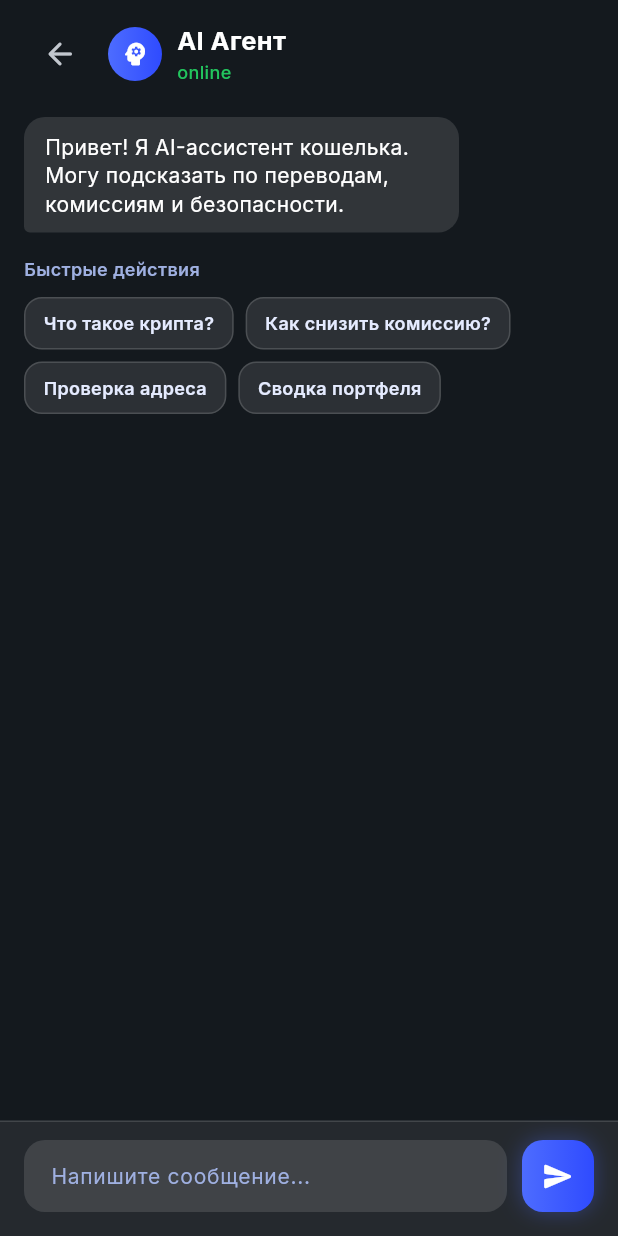
After one commit to DaniilTR/atx_wallet, a Flutter app: the AiAgentChatPage screen opened directly, on a phone screen of 412 x 824 dp. The commit adds this screen. Run offline on Flutter 3.47's test engine with Material 3 defaults, Android fonts, the phone set to English and light mode, and no system bars; our stand-ins replace flutter_secure_storage, google_fonts, hex, qr_flutter, shared_preferences; missing offline and left inert: bip32, bip39, cryptography, dartsv, mobile_scanner, web3dart; accounts and stored records are empty.

Commit message:
примерный ии-чат

```diff
--- /dev/null
+++ b/lib/features/home/activity/ai_agent_chat_page.dart
@@ -0,0 +1,485 @@
+import 'package:flutter/material.dart';
+import 'package:google_fonts/google_fonts.dart';
+
+import 'package:atx_wallet/services/ai_assistant_service.dart';
+
+class AiAgentChatPage extends StatefulWidget {
+  const AiAgentChatPage({super.key});
+
+  @override
+  State<AiAgentChatPage> createState() => _AiAgentChatPageState();
+}
+
+class _AiAgentChatPageState extends State<AiAgentChatPage> {
+  final TextEditingController _controller = TextEditingController();
+  final ScrollController _scrollController = ScrollController();
+  late final AiAssistantService _service;
+
+  bool _isSending = false;
+  final List<_ChatMessage> _messages = <_ChatMessage>[
+    const _ChatMessage(
+      isIncoming: true,
+      text:
+          'Привет! Я AI-ассистент кошелька. Могу подсказать по переводам, комиссиям и безопасности.',
+    ),
+  ];
+
+  @override
+  void initState() {
+    super.initState();
+    _service = AiAssistantService();
+  }
+
+  @override
+  void dispose() {
+    _controller.dispose();
+    _scrollController.dispose();
+    _service.dispose();
+    super.dispose();
+  }
+
+  Future<void> _sendMessage([String? presetText]) async {
+    if (_isSending) return;
+
+    final text = (presetText ?? _controller.text).trim();
+    if (text.isEmpty) return;
+
+    setState(() {
+      _messages.add(_ChatMessage(isIncoming: false, text: text));
+      _isSending = true;
+    });
+    _controller.clear();
+    _scrollToBottom();
+
+    try {
+      final reply = await _service.sendMessage(text);
+      if (!mounted) return;
+      setState(() {
+        _messages.add(_ChatMessage(isIncoming: true, text: reply));
+      });
+    } catch (e) {
+      if (!mounted) return;
+      setState(() {
+        _messages.add(
+          _ChatMessage(
+            isIncoming: true,
+            text: 'Не удалось получить ответ: $e',
+            isError: true,
+          ),
+        );
+      });
+    } finally {
+      if (!mounted) return;
+      setState(() {
+        _isSending = false;
+      });
+      _scrollToBottom();
+    }
+  }
+
+  void _scrollToBottom() {
+    WidgetsBinding.instance.addPostFrameCallback((_) {
+      if (!_scrollController.hasClients) return;
+      _scrollController.animateTo(
+        _scrollController.position.maxScrollExtent + 120,
+        duration: const Duration(milliseconds: 260),
+        curve: Curves.easeOut,
+      );
+    });
+  }
+
+  @override
+  Widget build(BuildContext context) {
+    final theme = Theme.of(context);
+    final isDark = theme.brightness == Brightness.dark;
+    final primaryTextColor = isDark ? Colors.white : const Color(0xFF0F172A);
+    final secondaryTextColor = isDark
+        ? const Color(0xFF9FB0E1)
+        : const Color(0xFF475569);
+
+    return Scaffold(
+      backgroundColor: theme.scaffoldBackgroundColor,
+      body: SafeArea(
+        child: Column(
+          children: [
+            Padding(
+              padding: const EdgeInsets.fromLTRB(16, 12, 16, 12),
+              child: Row(
+                children: [
+                  IconButton(
+                    tooltip: 'Назад',
+                    onPressed: () => Navigator.of(context).pop(),
+                    icon: const Icon(Icons.arrow_back_rounded),
+                  ),
+                  const SizedBox(width: 8),
+                  Container(
+                    width: 36,
+                    height: 36,
+                    decoration: BoxDecoration(
+                      shape: BoxShape.circle,
+                      gradient: const LinearGradient(
+                        colors: [Color(0xFF4D6CFF), Color(0xFF2F4BFF)],
+                      ),
+                    ),
+                    child: const Icon(
+                      Icons.psychology_rounded,
+                      color: Colors.white,
+                      size: 20,
+                    ),
+                  ),
+                  const SizedBox(width: 10),
+                  Expanded(
+                    child: Column(
+                      crossAxisAlignment: CrossAxisAlignment.start,
+                      children: [
+                        Text(
+                          'AI Агент',
+                          style: GoogleFonts.inter(
+                            color: primaryTextColor,
+                            fontSize: 17,
+                            fontWeight: FontWeight.w700,
+                          ),
+                        ),
+                        Text(
+                          'online',
+                          style: GoogleFonts.inter(
+                            color: const Color(0xFF22C55E),
+                            fontSize: 12,
+                            fontWeight: FontWeight.w500,
+                          ),
+                        ),
+                      ],
+                    ),
+                  ),
+                ],
+              ),
+            ),
+            Expanded(
+              child: ListView.builder(
+                controller: _scrollController,
+                padding: const EdgeInsets.fromLTRB(16, 6, 16, 10),
+                itemCount: _messages.length + 2,
+                itemBuilder: (context, index) {
+                  if (index < _messages.length) {
+                    final msg = _messages[index];
+                    return Padding(
+                      padding: const EdgeInsets.only(bottom: 10),
+                      child: _MessageBubble(
+                        isIncoming: msg.isIncoming,
+                        text: msg.text,
+                        isError: msg.isError,
+                      ),
+                    );
+                  }
+                  if (index == _messages.length) {
+                    return Column(
+                      crossAxisAlignment: CrossAxisAlignment.start,
+                      children: [
+                        const SizedBox(height: 6),
+                        Text(
+                          'Быстрые действия',
+                          style: GoogleFonts.inter(
+                            color: secondaryTextColor,
+                            fontSize: 12,
+                            fontWeight: FontWeight.w600,
+                          ),
+                        ),
+                        const SizedBox(height: 10),
+                        Wrap(
+                          spacing: 8,
+                          runSpacing: 8,
+                          children: [
+                            _QuickActionChip(
+                              text: 'Что такое крипта?',
+                              onTap: _isSending
+                                  ? null
+                                  : () => _sendMessage('Что такое крипта?'),
+                            ),
+                            _QuickActionChip(
+                              text: 'Как снизить комиссию?',
+                              onTap: _isSending
+                                  ? null
+                                  : () => _sendMessage(
+                                      'Как снизить комиссию при переводе?',
+                                    ),
+                            ),
+                            _QuickActionChip(
+                              text: 'Проверка адреса',
+                              onTap: _isSending
+                                  ? null
+                                  : () => _sendMessage(
+                                      'Как безопасно проверить адрес перед отправкой?',
+                                    ),
+                            ),
+                            _QuickActionChip(
+                              text: 'Сводка портфеля',
+                              onTap: _isSending
+                                  ? null
+                                  : () => _sendMessage(
+                                      'Как сделать базовую сводку крипто-портфеля?',
+                                    ),
+                            ),
+                          ],
+                        ),
+                        const SizedBox(height: 12),
+                      ],
+                    );
+                  }
+
+                  return _isSending
+                      ? const Padding(
+                          padding: EdgeInsets.only(top: 8, bottom: 4),
+                          child: _TypingIndicator(),
+                        )
+                      : const SizedBox.shrink();
+                },
+              ),
+            ),
+            Container(
+              padding: const EdgeInsets.fromLTRB(16, 12, 16, 16),
+              decoration: BoxDecoration(
+                color: isDark
+                    ? const Color.fromARGB(18, 255, 255, 255)
+                    : Colors.white.withValues(alpha: .88),
+                border: Border(
+                  top: BorderSide(
+                    color: isDark
+                        ? const Color(0x22FFFFFF)
+                        : const Color(0x14000000),
+                  ),
+                ),
+              ),
+              child: Row(
+                children: [
+                  Expanded(
+                    child: TextField(
+                      controller: _controller,
+                      minLines: 1,
+                      maxLines: 4,
+                      enabled: !_isSending,
+                      textInputAction: TextInputAction.send,
+                      onSubmitted: (_) => _sendMessage(),
+                      style: GoogleFonts.inter(
+                        color: primaryTextColor,
+                        fontSize: 14,
+                      ),
+                      decoration: InputDecoration(
+                        hintText: 'Напишите сообщение...',
+                        hintStyle: GoogleFonts.inter(
+                          color: secondaryTextColor,
+                          fontSize: 14,
+                        ),
+                        contentPadding: const EdgeInsets.symmetric(
+                          horizontal: 14,
+                          vertical: 12,
+                        ),
+                        filled: true,
+                        fillColor: isDark
+                            ? const Color(0x1FFFFFFF)
+                            : const Color(0xFFF1F5F9),
+                        border: OutlineInputBorder(
+                          borderRadius: BorderRadius.circular(14),
+                          borderSide: BorderSide.none,
+                        ),
+                        enabledBorder: OutlineInputBorder(
+                          borderRadius: BorderRadius.circular(14),
+                          borderSide: BorderSide.none,
+                        ),
+                        focusedBorder: OutlineInputBorder(
+                          borderRadius: BorderRadius.circular(14),
+                          borderSide: BorderSide(
+                            color: isDark
+                                ? const Color(0x55FFFFFF)
+                                : const Color(0xFF9AB2FF),
+                          ),
+                        ),
+                      ),
+                    ),
+                  ),
+                  const SizedBox(width: 10),
+                  InkWell(
+                    borderRadius: BorderRadius.circular(14),
+                    onTap: _isSending ? null : _sendMessage,
+                    child: Container(
+                      width: 48,
+                      height: 48,
+                      decoration: BoxDecoration(
+                        borderRadius: BorderRadius.circular(14),
+                        gradient: const LinearGradient(
+                          colors: [Color(0xFF4D6CFF), Color(0xFF2F4BFF)],
+                        ),
+                        boxShadow: [
+                          BoxShadow(
+                            color: const Color(
+                              0xFF4D6CFF,
+                            ).withValues(alpha: 0.35),
+                            blurRadius: 12,
+                          ),
+                        ],
+                      ),
+                      child: _isSending
+                          ? const Padding(
+                              padding: EdgeInsets.all(14),
+                              child: CircularProgressIndicator(
+                                strokeWidth: 2,
+                                valueColor: AlwaysStoppedAnimation<Color>(
+                                  Colors.white,
+                                ),
+                              ),
+                            )
+                          : const Icon(
+                              Icons.send_rounded,
+                              color: Colors.white,
+                              size: 22,
+                            ),
+                    ),
+                  ),
+                ],
+              ),
+            ),
+          ],
+        ),
+      ),
+    );
+  }
+}
+
+class _MessageBubble extends StatelessWidget {
+  const _MessageBubble({
+    required this.isIncoming,
+    required this.text,
+    this.isError = false,
+  });
+
+  final bool isIncoming;
+  final String text;
+  final bool isError;
+
+  @override
+  Widget build(BuildContext context) {
+    final isDark = Theme.of(context).brightness == Brightness.dark;
+    final primaryTextColor = isDark ? Colors.white : const Color(0xFF0F172A);
+    final bubbleColor = isError
+        ? (isDark ? const Color(0x55B91C1C) : const Color(0xFFFEE2E2))
+        : isIncoming
+        ? (isDark ? const Color(0x1FFFFFFF) : const Color(0xFFE2E8F0))
+        : const Color(0xFF3B82F6);
+
+    return Align(
+      alignment: isIncoming ? Alignment.centerLeft : Alignment.centerRight,
+      child: ConstrainedBox(
+        constraints: const BoxConstraints(maxWidth: 290),
+        child: Container(
+          padding: const EdgeInsets.symmetric(horizontal: 14, vertical: 10),
+          decoration: BoxDecoration(
+            color: bubbleColor,
+            borderRadius: BorderRadius.only(
+              topLeft: const Radius.circular(14),
+              topRight: const Radius.circular(14),
+              bottomLeft: Radius.circular(isIncoming ? 4 : 14),
+              bottomRight: Radius.circular(isIncoming ? 14 : 4),
+            ),
+          ),
+          child: Text(
+            text,
+            style: GoogleFonts.inter(
+              color: isError
+                  ? (isDark ? const Color(0xFFFECACA) : const Color(0xFF991B1B))
+                  : isIncoming
+                  ? primaryTextColor
+                  : Colors.white,
+              height: 1.35,
+              fontSize: 14,
+            ),
+          ),
+        ),
+      ),
+    );
+  }
+}
+
+class _QuickActionChip extends StatelessWidget {
+  const _QuickActionChip({required this.text, this.onTap});
+
+  final String text;
+  final VoidCallback? onTap;
+
+  @override
+  Widget build(BuildContext context) {
+    final isDark = Theme.of(context).brightness == Brightness.dark;
+    return InkWell(
+      borderRadius: BorderRadius.circular(12),
+      onTap: onTap,
+      child: Container(
+        padding: const EdgeInsets.symmetric(horizontal: 12, vertical: 8),
+        decoration: BoxDecoration(
+          borderRadius: BorderRadius.circular(12),
+          color: isDark ? const Color(0x1AFFFFFF) : const Color(0xFFEAF0FF),
+          border: Border.all(
+            color: isDark ? const Color(0x26FFFFFF) : const Color(0xFFCDDAFF),
+          ),
+        ),
+        child: Text(
+          text,
+          style: GoogleFonts.inter(
+            color: isDark ? const Color(0xFFE5EBFF) : const Color(0xFF2F4BFF),
+            fontSize: 12,
+            fontWeight: FontWeight.w600,
+          ),
+        ),
+      ),
+    );
+  }
+}
+
+class _TypingIndicator extends StatelessWidget {
+  const _TypingIndicator();
+
+  @override
+  Widget build(BuildContext context) {
+    final isDark = Theme.of(context).brightness == Brightness.dark;
+    return Row(
+      mainAxisSize: MainAxisSize.min,
+      children: [
+        Container(
+          width: 8,
+          height: 8,
+          decoration: BoxDecoration(
+            color: isDark ? const Color(0xFFBBD1FF) : const Color(0xFF7C8BB2),
+            shape: BoxShape.circle,
+          ),
+        ),
+        const SizedBox(width: 6),
+        Container(
+          width: 8,
+          height: 8,
+          decoration: BoxDecoration(
+            color: isDark ? const Color(0xFFBBD1FF) : const Color(0xFF7C8BB2),
+            shape: BoxShape.circle,
+          ),
+        ),
+        const SizedBox(width: 6),
+        Container(
+          width: 8,
+          height: 8,
+          decoration: BoxDecoration(
+            color: isDark ? const Color(0xFFBBD1FF) : const Color(0xFF7C8BB2),
+            shape: BoxShape.circle,
+          ),
+        ),
+      ],
+    );
+  }
+}
+
+class _ChatMessage {
+  const _ChatMessage({
+    required this.isIncoming,
+    required this.text,
+    this.isError = false,
+  });
+
+  final bool isIncoming;
+  final String text;
+  final bool isError;
+}
--- a/lib/features/home/widgets/bottom_nav.dart
+++ b/lib/features/home/widgets/bottom_nav.dart
@@ -103,7 +103,7 @@ class BottomNav extends StatelessWidget {
                   ],
                 ),
                 child: const Icon(
-                  Icons.center_focus_strong,
+                  Icons.psychology,
                   color: Colors.white,
                   size: 30,
                 ),
```
Also changed, not shown: lib/features/home/activity/history_page.dart (+10 -37 lines), lib/features/home/activity/market/market_screen.dart (+5 -36 lines), lib/features/home/activity/rewards_page.dart (+5 -36 lines), lib/features/home/home_page.dart (+8 -1 lines), lib/services/ai_assistant_service.dart (added, +111 -0 lines).
